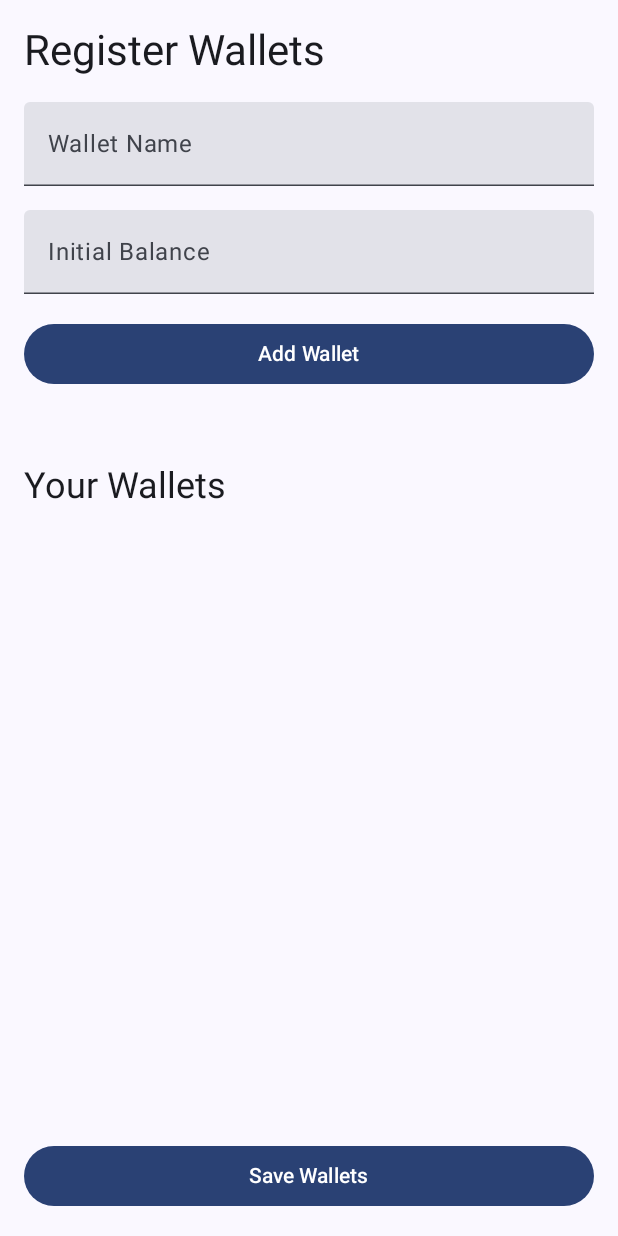
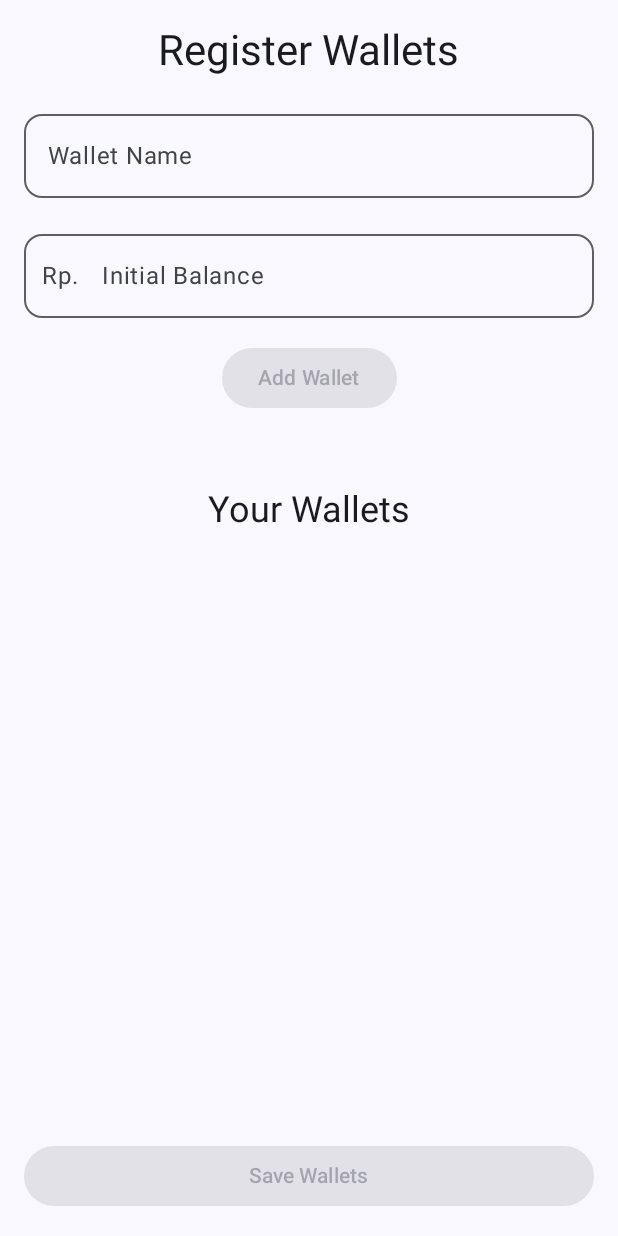
Before and after one commit to andreasmlbngaol/OneWallet, an Android app built with Jetpack Compose: the RegisterScreen screen opened through its navigation route, on a phone screen of 412 x 824 dp. Run offline under Robolectric (Android 15) with nearby library versions, the phone set to English and light mode, and no system bars; our stand-ins replace Dagger/Hilt's generated code, Firebase (no records; nobody signed in at launch, a user with empty details on screens opened directly).

Commit message:
Susah euy

```diff
--- a/app/src/main/java/com/mightysana/onewallet/screens/home/HomeScreen.kt
+++ b/app/src/main/java/com/mightysana/onewallet/screens/home/HomeScreen.kt
@@ -1,12 +1,51 @@
 package com.mightysana.onewallet.screens.home
 
+import android.util.Log
+import androidx.compose.foundation.layout.Arrangement
+import androidx.compose.foundation.layout.Column
+import androidx.compose.foundation.layout.fillMaxSize
+import androidx.compose.foundation.layout.padding
+import androidx.compose.material3.MaterialTheme
+import androidx.compose.material3.Scaffold
 import androidx.compose.material3.Text
 import androidx.compose.runtime.Composable
+import androidx.compose.runtime.LaunchedEffect
+import androidx.compose.runtime.SideEffect
+import androidx.compose.runtime.collectAsState
+import androidx.compose.runtime.getValue
+import androidx.compose.ui.Alignment
+import androidx.compose.ui.Modifier
+import androidx.hilt.navigation.compose.hiltViewModel
 import androidx.navigation.NavController
+import com.mightysana.onewallet.screens.login.navigateAndPopUp
 
 @Composable
 fun HomeScreen(
-    navController: NavController
+    navController: NavController,
+    viewModel: HomeViewModel = hiltViewModel()
 ) {
-    Text(text = "Home Screen")
+    // Checking Registration Status
+    val isUserRegistered by viewModel.isUserRegistered.collectAsState()
+    Log.d("HomeScreen", "isUserRegistered: $isUserRegistered")
+
+    SideEffect {
+        if (!isUserRegistered) {
+            navController.navigateAndPopUp("register", "home")
+        }
+    }
+
+
+    // Screen Content
+    Scaffold { innerPadding ->
+        Column(
+            modifier = Modifier
+                .fillMaxSize()
+                .padding(innerPadding),
+            horizontalAlignment = Alignment.CenterHorizontally,
+            verticalArrangement = Arrangement.Center
+        ) {
+            Text(text = "Welcome to Home", style = MaterialTheme.typography.headlineMedium)
+        }
+
+    }
 }
--- /dev/null
+++ b/app/src/main/java/com/mightysana/onewallet/screens/home/HomeViewModel.kt
@@ -0,0 +1,35 @@
+package com.mightysana.onewallet.screens.home
+
+import android.util.Log
+import androidx.lifecycle.ViewModel
+import com.google.firebase.auth.FirebaseAuth
+import com.google.firebase.database.FirebaseDatabase
+import dagger.hilt.android.lifecycle.HiltViewModel
+import kotlinx.coroutines.flow.MutableStateFlow
+import javax.inject.Inject
+
+@HiltViewModel
+class HomeViewModel @Inject constructor(
+    private val auth: FirebaseAuth,
+    private val database: FirebaseDatabase
+): ViewModel() {
+    private val _isUserRegistered = MutableStateFlow(false)
+    val isUserRegistered = _isUserRegistered
+
+    init {
+        checkUserRegistration()
+    }
+
+    private fun checkUserRegistration() {
+        val currentUser = auth.currentUser ?: return
+
+        val userRef = database.getReference("users").child(currentUser.uid)
+        userRef.get().addOnSuccessListener { snapshot ->
+            Log.d("HomeViewModel", "checkUserRegistration1: ${snapshot.exists()}")
+            _isUserRegistered.value = snapshot.exists()
+        }.addOnFailureListener {
+            _isUserRegistered.value = false
+        }
+        Log.d("HomeViewModel", "checkUserRegistration2: ${_isUserRegistered.value}")
+    }
+}
--- a/app/src/main/java/com/mightysana/onewallet/screens/login/LoginScreen.kt
+++ b/app/src/main/java/com/mightysana/onewallet/screens/login/LoginScreen.kt
@@ -35,8 +35,8 @@ fun LoginScreen(
             Spacer(modifier = Modifier.height(16.dp))
 
             AuthenticationButton(R.string.sign_in_with_google) { credential ->
-                viewModel.onSignInWithGoogle(credential) { isNewUser ->
-                    navController.navigateAndPopUp( if(isNewUser) "register" else "home", "login" )
+                viewModel.onSignInWithGoogle(credential) {
+                    navController.navigateAndPopUp("home", "login" )
                 }
             }
         }
--- a/app/src/main/java/com/mightysana/onewallet/screens/register/RegisterScreen.kt
+++ b/app/src/main/java/com/mightysana/onewallet/screens/register/RegisterScreen.kt
@@ -1,5 +1,8 @@
 package com.mightysana.onewallet.screens.register
 
+import androidx.compose.animation.AnimatedVisibility
+import androidx.compose.foundation.background
+import androidx.compose.foundation.clickable
 import androidx.compose.foundation.layout.Arrangement
 import androidx.compose.foundation.layout.Column
 import androidx.compose.foundation.layout.Row
@@ -11,17 +14,27 @@ import androidx.compose.foundation.layout.padding
 import androidx.compose.foundation.lazy.LazyColumn
 import androidx.compose.foundation.lazy.items
 import androidx.compose.foundation.text.KeyboardOptions
+import androidx.compose.material.icons.Icons
+import androidx.compose.material.icons.filled.Delete
 import androidx.compose.material3.Button
+import androidx.compose.material3.Card
+import androidx.compose.material3.Icon
+import androidx.compose.material3.IconButton
 import androidx.compose.material3.MaterialTheme
+import androidx.compose.material3.OutlinedTextField
 import androidx.compose.material3.Scaffold
 import androidx.compose.material3.Text
 import androidx.compose.material3.TextField
+import androidx.compose.material3.VerticalDivider
 import androidx.compose.runtime.Composable
 import androidx.compose.runtime.collectAsState
 import androidx.compose.runtime.mutableStateOf
 import androidx.compose.runtime.remember
+import androidx.compose.ui.Alignment
 import androidx.compose.ui.Modifier
+import androidx.compose.ui.graphics.Color
 import androidx.compose.ui.text.input.KeyboardType
+import androidx.compose.ui.text.style.TextAlign
 import androidx.compose.ui.unit.dp
 import androidx.hilt.navigation.compose.hiltViewModel
 import androidx.navigation.NavController
@@ -42,25 +55,45 @@ fun RegisterScreen(
                 .fillMaxSize()
                 .padding(innerPadding)
                 .padding(16.dp),
-            verticalArrangement = Arrangement.spacedBy(16.dp)
+            verticalArrangement = Arrangement.spacedBy(16.dp),
+            horizontalAlignment = Alignment.CenterHorizontally
         ) {
+            // Sign Out Button
+//            Button(
+//                onClick = {
+//                    viewModel.signOut()
+//                    navController.navigateAndPopUp("login", "home")
+//                },
+//                modifier = Modifier.fillMaxWidth()
+//            ) {
+//                Text(text = "Sign Out")
+//            }
+
+            // Header
             Text(text = "Register Wallets", style = MaterialTheme.typography.headlineMedium)
 
             // Input for wallet name
-            TextField(
-                value = walletName.value,
+            OutlinedTextField(
+                shape = MaterialTheme.shapes.medium,
+                singleLine = true,
+                value = walletName.value.trim(),
                 onValueChange = { walletName.value = it },
                 label = { Text("Wallet Name") },
                 modifier = Modifier.fillMaxWidth()
             )
 
             // Input for wallet balance
-            TextField(
+            OutlinedTextField(
+                shape = MaterialTheme.shapes.medium,
+                singleLine = true,
                 value = walletBalance.value,
                 onValueChange = { walletBalance.value = it },
                 label = { Text("Initial Balance") },
                 keyboardOptions = KeyboardOptions(keyboardType = KeyboardType.Number),
-                modifier = Modifier.fillMaxWidth()
+                modifier = Modifier.fillMaxWidth(),
+                leadingIcon = {
+                    Text("Rp.")
+                }
             )
 
             // Add wallet button
@@ -72,7 +105,7 @@ fun RegisterScreen(
                         walletBalance.value = ""
                     }
                 },
-                modifier = Modifier.fillMaxWidth()
+                enabled = walletName.value.isNotBlank() && walletBalance.value.isNotBlank()
             ) {
                 Text("Add Wallet")
             }
@@ -82,17 +115,51 @@ fun RegisterScreen(
             // List of wallets added
             Text(text = "Your Wallets", style = MaterialTheme.typography.headlineSmall)
 
-            LazyColumn {
+            LazyColumn(
+                modifier = Modifier.height(300.dp)
+            ) {
                 items(wallets.value) { wallet ->
-                    Row(
-                        modifier = Modifier
-                            .fillMaxWidth()
-                            .padding(vertical = 8.dp),
-                        horizontalArrangement = Arrangement.SpaceBetween
+                    Card(
+                        modifier = Modifier.fillMaxWidth().height(50.dp)
                     ) {
-                        Text(wallet.name)
-                        Text("Balance: ${wallet.balance}")
+                        Row(
+                            modifier = Modifier
+                                .fillMaxSize()
+                                .padding(horizontal = 16.dp),
+                            horizontalArrangement = Arrangement.Center,
+                            verticalAlignment = Alignment.CenterVertically
+                        ){
+                            Text(
+                                text = wallet.name,
+                                modifier = Modifier
+                                    .weight(0.65f),
+                                textAlign = TextAlign.Start
+                            )
+                            Text(
+                                text = "Rp.",
+                                modifier = Modifier
+                                    .weight(0.1f),
+                                textAlign = TextAlign.Center
+                            )
+                            Text(
+                                text = wallet.balance.moneyFormat(),
+                                modifier = Modifier
+                                    .weight(0.25f),
+                                textAlign = TextAlign.End
+                            )
+                            Icon(
+                                imageVector = Icons.Default.Delete,
+                                contentDescription = "Delete Wallet",
+                                modifier = Modifier
+                                    .weight(0.1f)
+                                    .clickable {
+                                        viewModel.deleteWallet(wallet)
+
+                                    }
+                            )
+                        }
                     }
+                    Spacer(modifier = Modifier.height(8.dp))
                 }
             }
 
@@ -105,10 +172,16 @@ fun RegisterScreen(
                         navController.navigateAndPopUp("home", "register")
                     }
                 },
-                modifier = Modifier.fillMaxWidth()
+                modifier = Modifier.fillMaxWidth(),
+                enabled = wallets.value.isNotEmpty()
             ) {
                 Text("Save Wallets")
             }
+
         }
     }
 }
+
+fun Int.moneyFormat(): String {
+    return this.toString().reversed().chunked(3).joinToString(".").reversed()
+}
```
Also changed, not shown: app/src/main/java/com/mightysana/onewallet/screens/login/LoginViewModel.kt (+2 -15 lines), app/src/main/java/com/mightysana/onewallet/screens/register/RegisterViewModel.kt (+11 -3 lines), 1 other file.
